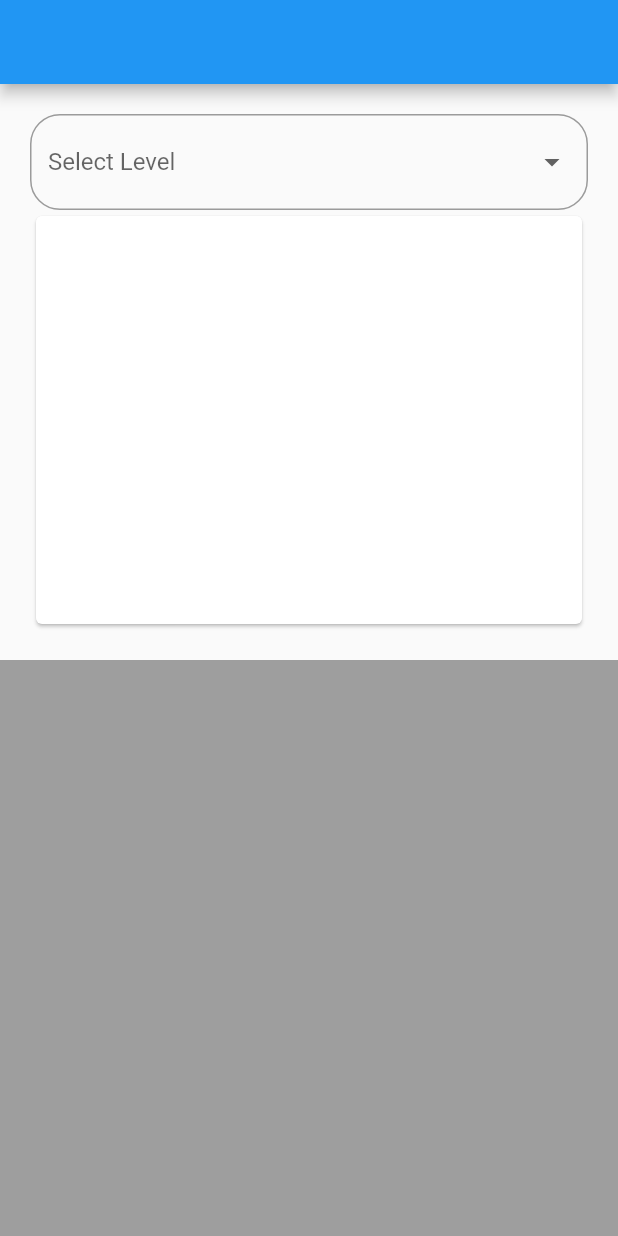
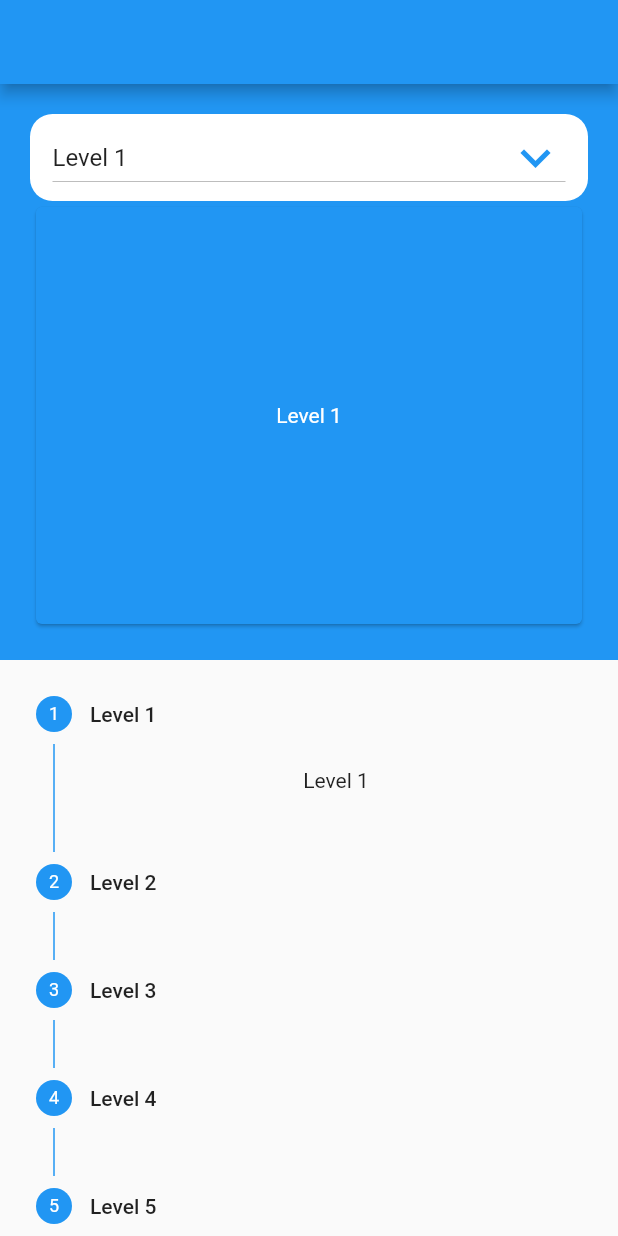
Before and after one commit to ecyzhi/adev_accessment, a Flutter app: the screen it shows after launch, on a phone screen of 412 x 824 dp. Run offline on Flutter 3.47's test engine with Material 2 defaults, Android fonts, the phone set to English and light mode, and no system bars.

```diff
--- a/lib/main.dart
+++ b/lib/main.dart
@@ -12,6 +12,14 @@ class Homepage extends StatefulWidget {
 }
 
 class _HomepageState extends State<Homepage> {
+  Map<String, int> levelMap = {
+    'Level 1': 0,
+    'Level 2': 1,
+    'Level 3': 2,
+    'Level 4': 3,
+    'Level 5': 4,
+  };
+
   List<String> level = [
     'Level 1',
     'Level 2',
@@ -20,7 +28,37 @@ class _HomepageState extends State<Homepage> {
     'Level 5',
   ];
 
-  String selectedValue = '';
+  String selectedValue = 'Level 1';
+
+  int currentStep = 0;
+
+  List<Step> steps = [
+    Step(
+      title: Text('Level 1'),
+      content: Text('Level 1'),
+      isActive: true,
+    ),
+    Step(
+      title: Text('Level 2'),
+      content: Text('Level 2'),
+      isActive: true,
+    ),
+    Step(
+      title: Text('Level 3'),
+      content: Text('Level 3'),
+      isActive: true,
+    ),
+    Step(
+      title: Text('Level 4'),
+      content: Text('Level 4'),
+      isActive: true,
+    ),
+    Step(
+      title: Text('Level 5'),
+      content: Text('Level 5'),
+      isActive: true,
+    ),
+  ];
 
   @override
   Widget build(BuildContext context) {
@@ -30,28 +68,41 @@ class _HomepageState extends State<Homepage> {
         children: [
           Expanded(
             child: Container(
+              color: Colors.blue,
               padding: EdgeInsets.all(20),
               child: Column(
                 crossAxisAlignment: CrossAxisAlignment.stretch,
                 children: [
-                  DropdownButtonFormField<String>(
-                    decoration: InputDecoration(
-                      border: OutlineInputBorder(
-                        borderRadius: BorderRadius.all(Radius.circular(20)),
-                      )
+                  Container(
+                    padding: EdgeInsets.symmetric(vertical: 5, horizontal: 15),
+                    decoration: BoxDecoration(
+                        color: Colors.white,
+                        borderRadius: BorderRadius.circular(15)),
+                    child: DropdownButton<String>(
+                      items: level.map((String value) => DropdownMenuItem(value: value, child: Text(value))).toList(),
+                      onChanged: (value){
+                        setState(() {
+                          selectedValue = value;
+                          currentStep = levelMap[selectedValue];
+                        });
+                      },
+                      value: selectedValue,
+                      icon: Icon(Icons.expand_more),
+                      iconEnabledColor: Colors.blue,
+                      iconSize: 40,
+                      isExpanded: true,
                     ),
-                    items: level.map((String value) => DropdownMenuItem(value: value, child: Text(value))).toList(),
-                    onChanged: (value){
-                      setState(() {
-                        selectedValue = value;
-                      });
-                    },
-                    hint: Text('Select Level'),
                   ),
                   Expanded(
                     child: Card(
+                      color: Colors.blue,
                       child: Center(
-                        child: Text(selectedValue),
+                        child: Text(
+                          selectedValue,
+                          style: TextStyle(
+                            color: Colors.white,
+                          ),
+                        ),
                       ),
                     ),
                   ),
@@ -61,7 +112,19 @@ class _HomepageState extends State<Homepage> {
           ),
           Expanded(
             child: Container(
-              color: Colors.grey,
+              child: Stepper(
+                steps: steps,
+                currentStep: currentStep,
+                type: StepperType.vertical,
+                onStepTapped: (step) {
+                  setState(() {
+                    currentStep = step;
+                  });
+                },
+                controlsBuilder: (context, {onStepContinue, onStepCancel}){
+                  return Container();
+                },
+              ),
             ),
           ),
         ],
```
